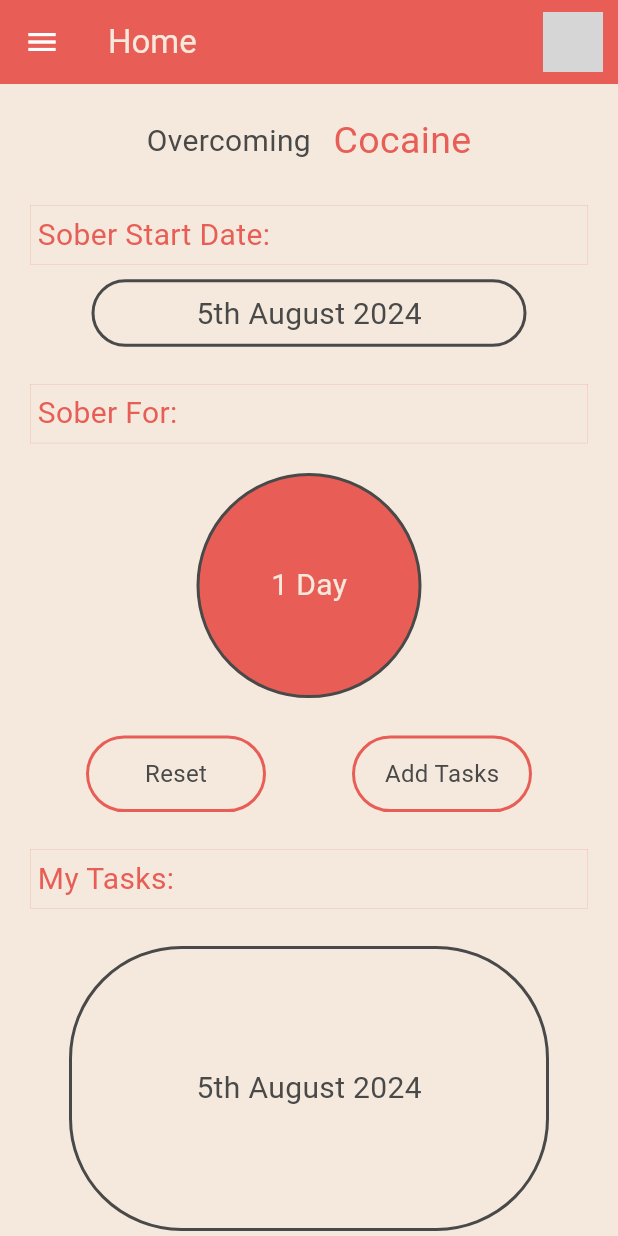
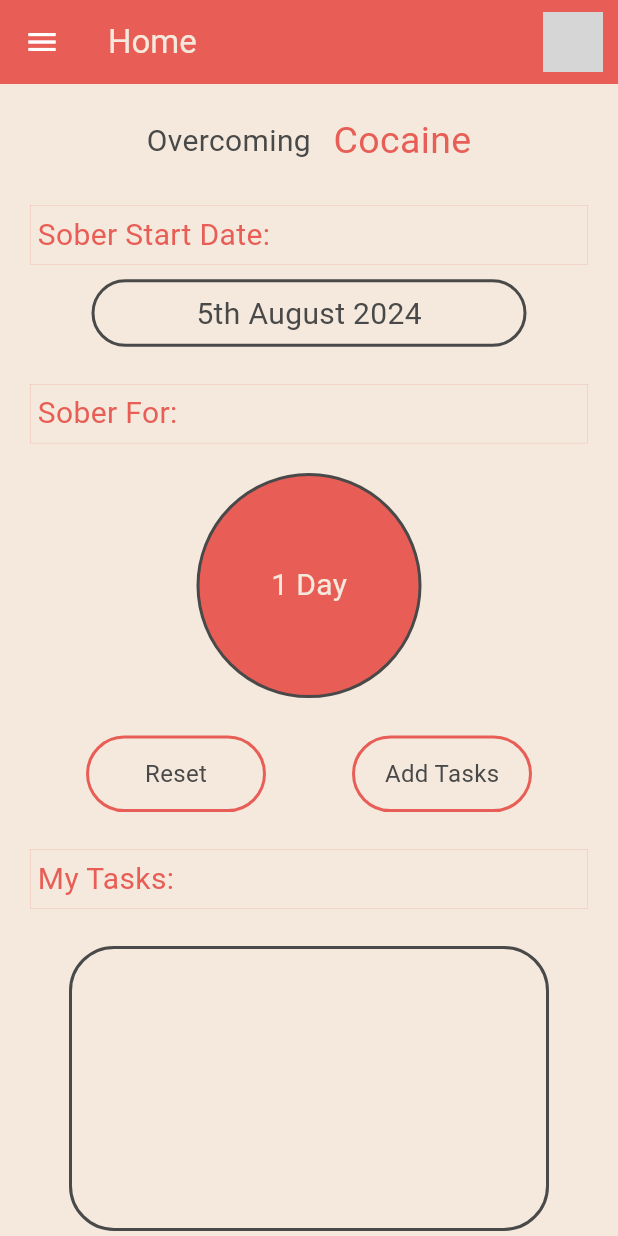
Before and after one commit to broken555wheel/Ahueni, a Flutter app: the screen it shows once a user with an empty profile is signed in, on a phone screen of 412 x 824 dp. Run offline on Flutter 3.47's test engine with Material 3 defaults, Android fonts, the phone set to English and light mode, and no system bars; our stand-ins replace firebase_auth, firebase_core; accounts and stored records are empty; grey boxes are pictures that could not be loaded.

Commit message:
Added models that wil be used for the home page and changed the style of the container in the home page

```diff
--- a/lib/pages/home_page.dart
+++ b/lib/pages/home_page.dart
@@ -238,7 +238,7 @@ class _HomePage extends State<HomePage> {
             child: Container(
               decoration: BoxDecoration(
                 color: Theme.of(context).colorScheme.surface,
-                borderRadius: BorderRadius.circular(75),
+                borderRadius: BorderRadius.circular(30),
                 border: Border.all(
                   color: Theme.of(context).colorScheme.secondary,
                   width: 2,
@@ -246,18 +246,7 @@ class _HomePage extends State<HomePage> {
               ),
               width: 320,
               height: 190,
-              child: Padding(
-                padding: const EdgeInsets.all(7),
-                child: Center(
-                  widthFactor: 1,
-                  child: Text(
-                    '5th August 2024',
-                    style: TextStyle(
-                        color: Theme.of(context).colorScheme.secondary,
-                        fontSize: 20),
-                  ),
-                ),
-              ),
+
             ),
           ),
         ],
--- a/pubspec.yaml
+++ b/pubspec.yaml
@@ -15,6 +15,7 @@ dependencies:
   provider:
   firebase_core: ^3.3.0
   firebase_auth: ^5.1.3
+  intl: ^0.18.0
 
 dev_dependencies:
   flutter_test:
```
Also changed, not shown: lib/models/sober_days.dart (added, +36 -0 lines), lib/models/user_tasks.dart (added, +20 -0 lines), pubspec.lock.
